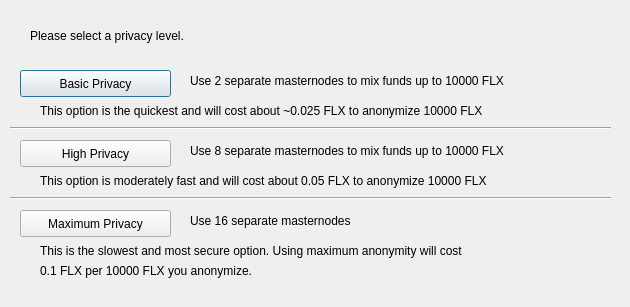
First picture: the form in src/qt/forms/mixTXconfig.ui, repository nashsclay/DraviteFlex-1, before the edit.
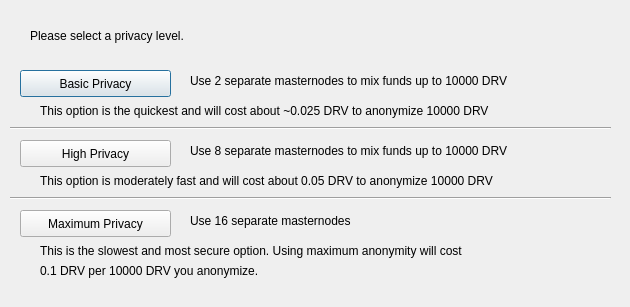
Second picture: the form after the edit.

```diff
--- a/src/qt/forms/mixTXconfig.ui
+++ b/src/qt/forms/mixTXconfig.ui
@@ -75,7 +75,7 @@
     </rect>
    </property>
    <property name="text">
-    <string>Use 2 separate masternodes to mix funds up to 10000 FLX</string>
+    <string>Use 2 separate masternodes to mix funds up to 10000 DRV</string>
    </property>
   </widget>
   <widget class="QLabel" name="label_3">
@@ -88,7 +88,7 @@
     </rect>
    </property>
    <property name="text">
-    <string>Use 8 separate masternodes to mix funds up to 10000 FLX</string>
+    <string>Use 8 separate masternodes to mix funds up to 10000 DRV</string>
    </property>
   </widget>
   <widget class="QLabel" name="label_4">
@@ -114,7 +114,7 @@
     </rect>
    </property>
    <property name="text">
-    <string>This option is the quickest and will cost about ~0.025 FLX to anonymize 10000 FLX</string>
+    <string>This option is the quickest and will cost about ~0.025 DRV to anonymize 10000 DRV</string>
    </property>
   </widget>
   <widget class="QLabel" name="label_7">
@@ -127,7 +127,7 @@
     </rect>
    </property>
    <property name="text">
-    <string>This option is moderately fast and will cost about 0.05 FLX to anonymize 10000 FLX</string>
+    <string>This option is moderately fast and will cost about 0.05 DRV to anonymize 10000 DRV</string>
    </property>
   </widget>
   <widget class="QLabel" name="label_8">
@@ -153,7 +153,7 @@
     </rect>
    </property>
    <property name="text">
-    <string>0.1 FLX per 10000 FLX you anonymize.</string>
+    <string>0.1 DRV per 10000 DRV you anonymize.</string>
    </property>
   </widget>
   <widget class="Line" name="line">
```
